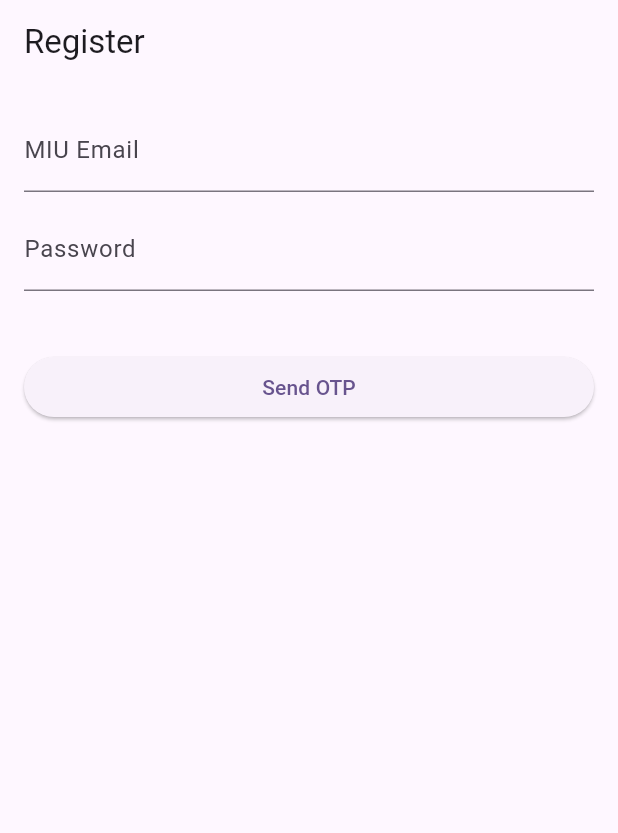
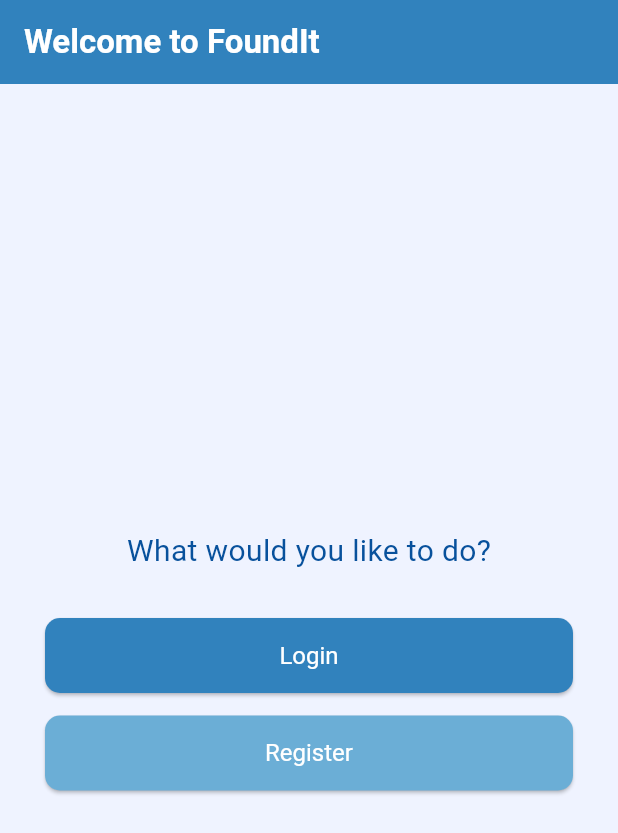
Before and after one commit to MohamedBoghdaddy/FoundIt, a Flutter app: the screen it shows after launch, on a phone screen of 412 x 824 dp. Shown: the top 833 px of the screen. Run offline on Flutter 3.47's test engine with Material 3 defaults, Android fonts, the phone set to English and light mode, and no system bars; our stand-ins replace cloud_firestore, firebase_auth, firebase_core; accounts and stored records are empty.

Commit message:
ui edits

```diff
--- a/foundit_app/lib/main.dart
+++ b/foundit_app/lib/main.dart
@@ -1,7 +1,11 @@
 import 'package:flutter/foundation.dart';
 import 'package:flutter/material.dart';
 import 'package:firebase_core/firebase_core.dart';
-import 'screens/home.dart'; // Optional: Replace with your initial screen
+
+import 'screens/splash_screen.dart';
+import 'screens/home.dart';
+import 'screens/login.dart';
+import 'screens/register_screen.dart';
 
 void main() async {
   WidgetsFlutterBinding.ensureInitialized();
@@ -29,14 +33,49 @@ class MyApp extends StatelessWidget {
 
   @override
   Widget build(BuildContext context) {
-    return MaterialApp(
-      title: 'FoundIt App',
-      theme: ThemeData(
-        colorScheme: ColorScheme.fromSeed(seedColor: Colors.deepPurple),
-        useMaterial3: true,
+   return MaterialApp(
+  title: 'FoundIt App',
+  debugShowCheckedModeBanner: false,
+  theme: ThemeData(
+    scaffoldBackgroundColor: const Color(0xFFeff3ff),
+    appBarTheme: const AppBarTheme(
+      backgroundColor: Color(0xFF3182bd),
+      foregroundColor: Colors.white,
+    ),
+    colorScheme: ColorScheme.fromSeed(
+      seedColor: Color(0xFF6baed6),
+      brightness: Brightness.light,
+    ),
+    elevatedButtonTheme: ElevatedButtonThemeData(
+      style: ElevatedButton.styleFrom(
+        backgroundColor: const Color(0xFF6baed6),
+        foregroundColor: Colors.white,
+        minimumSize: const Size(double.infinity, 50),
+        textStyle: const TextStyle(fontSize: 16),
+        shape: RoundedRectangleBorder(
+          borderRadius: BorderRadius.circular(10),
+        ),
       ),
-      home:
-          const SplashScreen(), // You can replace with RegisterScreen if needed
-    );
+    ),
+    inputDecorationTheme: const InputDecorationTheme(
+      filled: true,
+      fillColor: Color(0xFFc6dbef),
+      border: OutlineInputBorder(),
+    ),
+    textTheme: const TextTheme(
+      bodyMedium: TextStyle(color: Colors.black87),
+      titleLarge: TextStyle(fontWeight: FontWeight.bold),
+    ),
+    useMaterial3: true,
+  ),
+  initialRoute: '/',
+  routes: {
+    '/': (context) => const SplashScreen(),
+    '/home': (context) => const HomeScreen(),
+    '/login': (context) => const LoginScreen(),
+    '/register': (context) => const RegisterScreen(),
+  },
+);
+
   }
 }
--- a/foundit_app/lib/screens/home.dart
+++ b/foundit_app/lib/screens/home.dart
@@ -1,46 +1,62 @@
 import 'package:flutter/material.dart';
-import 'dart:async';
-import 'register_screen.dart'; // make sure this is the correct path
 
-class SplashScreen extends StatefulWidget {
-  const SplashScreen({super.key});
-
-  @override
-  State<SplashScreen> createState() => _SplashScreenState();
-}
-
-class _SplashScreenState extends State<SplashScreen> {
-  @override
-  void initState() {
-    super.initState();
-    Timer(const Duration(seconds: 3), () {
-      Navigator.pushReplacement(
-        context,
-        MaterialPageRoute(builder: (context) => RegisterScreen()),
-      );
-    });
-  }
+class HomeScreen extends StatelessWidget {
+  const HomeScreen({super.key});
 
   @override
   Widget build(BuildContext context) {
     return Scaffold(
-      backgroundColor: Colors.deepPurple,
+      backgroundColor: const Color(0xFFeff3ff), // Light background
+      appBar: AppBar(
+        title: const Text("Welcome to FoundIt"),
+        backgroundColor: const Color(0xFF3182bd), // App bar blue
+        foregroundColor: Colors.white,
+      ),
       body: Center(
-        child: Column(
-          mainAxisAlignment: MainAxisAlignment.center,
-          children: const [
-            Icon(Icons.search, size: 100, color: Colors.white),
-            SizedBox(height: 20),
-            Text(
-              'FoundIt App',
-              style: TextStyle(
-                  fontSize: 28,
-                  color: Colors.white,
-                  fontWeight: FontWeight.bold),
-            ),
-            SizedBox(height: 10),
-            CircularProgressIndicator(color: Colors.white),
-          ],
+        child: Padding(
+          padding: const EdgeInsets.symmetric(horizontal: 30),
+          child: Column(
+            mainAxisAlignment: MainAxisAlignment.center,
+            children: [
+              const Text(
+                "What would you like to do?",
+                style: TextStyle(
+                  fontSize: 20,
+                  color: Color(0xFF08519c), // Dark blue text
+                ),
+              ),
+              const SizedBox(height: 30),
+              ElevatedButton(
+                onPressed: () {
+                  Navigator.pushNamed(context, '/login');
+                },
+                style: ElevatedButton.styleFrom(
+                  backgroundColor: const Color(0xFF3182bd), // Login blue
+                  foregroundColor: Colors.white,
+                  minimumSize: const Size(double.infinity, 50),
+                  shape: RoundedRectangleBorder(
+                    borderRadius: BorderRadius.circular(10),
+                  ),
+                ),
+                child: const Text("Login"),
+              ),
+              const SizedBox(height: 15),
+              ElevatedButton(
+                onPressed: () {
+                  Navigator.pushNamed(context, '/register');
+                },
+                style: ElevatedButton.styleFrom(
+                  backgroundColor: const Color(0xFF6baed6), // Lighter blue
+                  foregroundColor: Colors.white,
+                  minimumSize: const Size(double.infinity, 50),
+                  shape: RoundedRectangleBorder(
+                    borderRadius: BorderRadius.circular(10),
+                  ),
+                ),
+                child: const Text("Register"),
+              ),
+            ],
+          ),
         ),
       ),
     );
```
Also changed, not shown: foundit_app/lib/screens/login.dart (added, +90 -0 lines), foundit_app/lib/screens/splash_screen.dart (added, +47 -0 lines), foundit_app/lib/services/auth_service.dart (+11 -0 lines), foundit_app/pubspec.lock.
